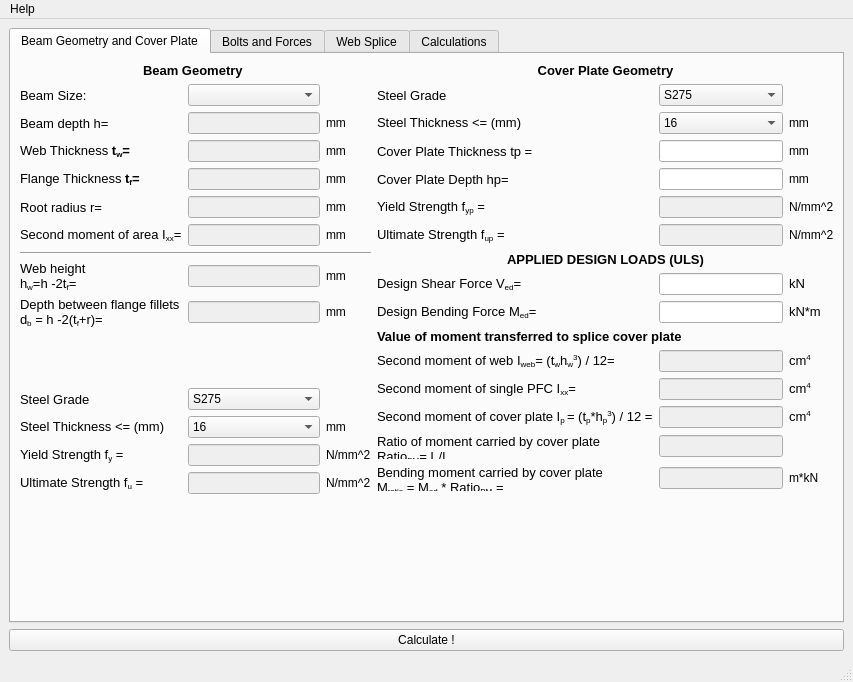
The window that gui.ui (marv2018/Spliced-Cover-Plate-Connection) describes before a commit, drawn with Qt 5.
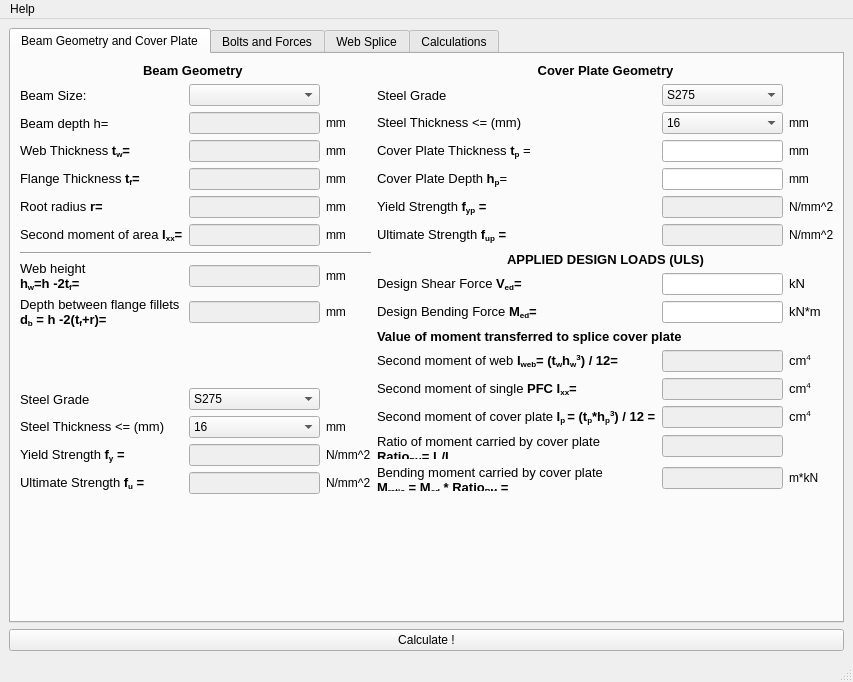
The same window after the commit. The open tabs and pages were chosen to show the change. Icons and pictures are not drawn.

Commit message: TODO: change float to str formatting to 6 s.f.

```diff
--- a/gui.ui
+++ b/gui.ui
@@ -55,7 +55,7 @@
          <item row="14" column="0">
           <widget class="QLabel" name="label_54">
            <property name="text">
-            <string>&lt;html&gt;&lt;head/&gt;&lt;body&gt;&lt;p&gt;&lt;span style=&quot; font-size:10pt;&quot;&gt;Second moment of cover plate I&lt;/span&gt;&lt;span style=&quot; font-size:10pt; vertical-align:sub;&quot;&gt;p &lt;/span&gt;&lt;span style=&quot; font-size:10pt;&quot;&gt;= (t&lt;/span&gt;&lt;span style=&quot; font-size:10pt; vertical-align:sub;&quot;&gt;p&lt;/span&gt;&lt;span style=&quot; font-size:10pt;&quot;&gt;*h&lt;/span&gt;&lt;span style=&quot; font-size:10pt; vertical-align:sub;&quot;&gt;p&lt;/span&gt;&lt;span style=&quot; font-size:10pt; vertical-align:super;&quot;&gt;3&lt;/span&gt;&lt;span style=&quot; font-size:10pt;&quot;&gt;) / 12 =&lt;/span&gt;&lt;/p&gt;&lt;/body&gt;&lt;/html&gt;</string>
+            <string>&lt;html&gt;&lt;head/&gt;&lt;body&gt;&lt;p&gt;&lt;span style=&quot; font-size:10pt;&quot;&gt;Second moment of cover plate &lt;/span&gt;&lt;span style=&quot; font-size:10pt; font-weight:600;&quot;&gt;I&lt;/span&gt;&lt;span style=&quot; font-size:10pt; font-weight:600; vertical-align:sub;&quot;&gt;p &lt;/span&gt;&lt;span style=&quot; font-size:10pt; font-weight:600;&quot;&gt;= (t&lt;/span&gt;&lt;span style=&quot; font-size:10pt; font-weight:600; vertical-align:sub;&quot;&gt;p&lt;/span&gt;&lt;span style=&quot; font-size:10pt; font-weight:600;&quot;&gt;*h&lt;/span&gt;&lt;span style=&quot; font-size:10pt; font-weight:600; vertical-align:sub;&quot;&gt;p&lt;/span&gt;&lt;span style=&quot; font-size:10pt; font-weight:600; vertical-align:super;&quot;&gt;3&lt;/span&gt;&lt;span style=&quot; font-size:10pt; font-weight:600;&quot;&gt;) / 12 =&lt;/span&gt;&lt;/p&gt;&lt;/body&gt;&lt;/html&gt;</string>
            </property>
           </widget>
          </item>
@@ -69,7 +69,7 @@
          <item row="8" column="0">
           <widget class="QLabel" name="label_42">
            <property name="text">
-            <string>&lt;html&gt;&lt;head/&gt;&lt;body&gt;&lt;p&gt;&lt;span style=&quot; font-size:10pt;&quot;&gt;Design Shear Force V&lt;/span&gt;&lt;span style=&quot; font-size:10pt; vertical-align:sub;&quot;&gt;ed&lt;/span&gt;&lt;span style=&quot; font-size:10pt;&quot;&gt;=&lt;/span&gt;&lt;/p&gt;&lt;/body&gt;&lt;/html&gt;</string>
+            <string>&lt;html&gt;&lt;head/&gt;&lt;body&gt;&lt;p&gt;&lt;span style=&quot; font-size:10pt;&quot;&gt;Design Shear Force &lt;/span&gt;&lt;span style=&quot; font-size:10pt; font-weight:600;&quot;&gt;V&lt;/span&gt;&lt;span style=&quot; font-size:10pt; font-weight:600; vertical-align:sub;&quot;&gt;ed&lt;/span&gt;&lt;span style=&quot; font-size:10pt; font-weight:600;&quot;&gt;=&lt;/span&gt;&lt;/p&gt;&lt;/body&gt;&lt;/html&gt;</string>
            </property>
           </widget>
          </item>
@@ -97,7 +97,7 @@
          <item row="9" column="0">
           <widget class="QLabel" name="label_44">
            <property name="text">
-            <string>&lt;html&gt;&lt;head/&gt;&lt;body&gt;&lt;p&gt;&lt;span style=&quot; font-size:10pt;&quot;&gt;Design Bending Force M&lt;/span&gt;&lt;span style=&quot; font-size:10pt; vertical-align:sub;&quot;&gt;ed&lt;/span&gt;&lt;span style=&quot; font-size:10pt;&quot;&gt;=&lt;/span&gt;&lt;/p&gt;&lt;/body&gt;&lt;/html&gt;</string>
+            <string>&lt;html&gt;&lt;head/&gt;&lt;body&gt;&lt;p&gt;&lt;span style=&quot; font-size:10pt;&quot;&gt;Design Bending Force &lt;/span&gt;&lt;span style=&quot; font-size:10pt; font-weight:600;&quot;&gt;M&lt;/span&gt;&lt;span style=&quot; font-size:10pt; font-weight:600; vertical-align:sub;&quot;&gt;ed&lt;/span&gt;&lt;span style=&quot; font-size:10pt; font-weight:600;&quot;&gt;=&lt;/span&gt;&lt;/p&gt;&lt;/body&gt;&lt;/html&gt;</string>
            </property>
           </widget>
          </item>
@@ -139,14 +139,14 @@
          <item row="12" column="0">
           <widget class="QLabel" name="label_49">
            <property name="text">
-            <string>&lt;html&gt;&lt;head/&gt;&lt;body&gt;&lt;p&gt;&lt;span style=&quot; font-size:10pt;&quot;&gt;Second moment of web I&lt;/span&gt;&lt;span style=&quot; font-size:10pt; vertical-align:sub;&quot;&gt;web&lt;/span&gt;&lt;span style=&quot; font-size:10pt;&quot;&gt;= (t&lt;/span&gt;&lt;span style=&quot; font-size:10pt; vertical-align:sub;&quot;&gt;w&lt;/span&gt;&lt;span style=&quot; font-size:10pt;&quot;&gt;h&lt;/span&gt;&lt;span style=&quot; font-size:10pt; vertical-align:sub;&quot;&gt;w&lt;/span&gt;&lt;span style=&quot; font-size:10pt; vertical-align:super;&quot;&gt;3&lt;/span&gt;&lt;span style=&quot; font-size:10pt;&quot;&gt;) / 12=&lt;/span&gt;&lt;/p&gt;&lt;/body&gt;&lt;/html&gt;</string>
+            <string>&lt;html&gt;&lt;head/&gt;&lt;body&gt;&lt;p&gt;&lt;span style=&quot; font-size:10pt;&quot;&gt;Second moment of web&lt;/span&gt;&lt;span style=&quot; font-size:10pt; font-weight:600;&quot;&gt; I&lt;/span&gt;&lt;span style=&quot; font-size:10pt; font-weight:600; vertical-align:sub;&quot;&gt;web&lt;/span&gt;&lt;span style=&quot; font-size:10pt; font-weight:600;&quot;&gt;= (t&lt;/span&gt;&lt;span style=&quot; font-size:10pt; font-weight:600; vertical-align:sub;&quot;&gt;w&lt;/span&gt;&lt;span style=&quot; font-size:10pt; font-weight:600;&quot;&gt;h&lt;/span&gt;&lt;span style=&quot; font-size:10pt; font-weight:600; vertical-align:sub;&quot;&gt;w&lt;/span&gt;&lt;span style=&quot; font-size:10pt; font-weight:600; vertical-align:super;&quot;&gt;3&lt;/span&gt;&lt;span style=&quot; font-size:10pt; font-weight:600;&quot;&gt;) / 12=&lt;/span&gt;&lt;/p&gt;&lt;/body&gt;&lt;/html&gt;</string>
            </property>
           </widget>
          </item>
          <item row="13" column="0">
           <widget class="QLabel" name="label_51">
            <property name="text">
-            <string>&lt;html&gt;&lt;head/&gt;&lt;body&gt;&lt;p&gt;&lt;span style=&quot; font-size:10pt;&quot;&gt;Second moment of single PFC I&lt;/span&gt;&lt;span style=&quot; font-size:10pt; vertical-align:sub;&quot;&gt;xx&lt;/span&gt;&lt;span style=&quot; font-size:10pt;&quot;&gt;=&lt;/span&gt;&lt;/p&gt;&lt;/body&gt;&lt;/html&gt;</string>
+            <string>&lt;html&gt;&lt;head/&gt;&lt;body&gt;&lt;p&gt;&lt;span style=&quot; font-size:10pt;&quot;&gt;Second moment of single &lt;/span&gt;&lt;span style=&quot; font-size:10pt; font-weight:600;&quot;&gt;PFC I&lt;/span&gt;&lt;span style=&quot; font-size:10pt; font-weight:600; vertical-align:sub;&quot;&gt;xx&lt;/span&gt;&lt;span style=&quot; font-size:10pt; font-weight:600;&quot;&gt;=&lt;/span&gt;&lt;/p&gt;&lt;/body&gt;&lt;/html&gt;</string>
            </property>
           </widget>
          </item>
@@ -160,7 +160,7 @@
          <item row="16" column="0">
           <widget class="QLabel" name="label_50">
            <property name="text">
-            <string>&lt;html&gt;&lt;head/&gt;&lt;body&gt;&lt;p&gt;&lt;span style=&quot; font-size:10pt;&quot;&gt;Bending moment carried by cover plate&lt;br/&gt;M&lt;/span&gt;&lt;span style=&quot; font-size:10pt; vertical-align:sub;&quot;&gt;ratio&lt;/span&gt;&lt;span style=&quot; font-size:10pt;&quot;&gt; = M&lt;/span&gt;&lt;span style=&quot; font-size:10pt; vertical-align:sub;&quot;&gt;ed&lt;/span&gt;&lt;span style=&quot; font-size:10pt;&quot;&gt; * Ratio&lt;/span&gt;&lt;span style=&quot; font-size:10pt; vertical-align:sub;&quot;&gt;BM&lt;/span&gt;&lt;span style=&quot; font-size:10pt;&quot;&gt; = &lt;/span&gt;&lt;/p&gt;&lt;/body&gt;&lt;/html&gt;</string>
+            <string>&lt;html&gt;&lt;head/&gt;&lt;body&gt;&lt;p&gt;&lt;span style=&quot; font-size:10pt;&quot;&gt;Bending moment carried by cover plate&lt;br/&gt;&lt;/span&gt;&lt;span style=&quot; font-size:10pt; font-weight:600;&quot;&gt;M&lt;/span&gt;&lt;span style=&quot; font-size:10pt; font-weight:600; vertical-align:sub;&quot;&gt;ratio&lt;/span&gt;&lt;span style=&quot; font-size:10pt; font-weight:600;&quot;&gt; = M&lt;/span&gt;&lt;span style=&quot; font-size:10pt; font-weight:600; vertical-align:sub;&quot;&gt;ed&lt;/span&gt;&lt;span style=&quot; font-size:10pt; font-weight:600;&quot;&gt; * Ratio&lt;/span&gt;&lt;span style=&quot; font-size:10pt; font-weight:600; vertical-align:sub;&quot;&gt;BM&lt;/span&gt;&lt;span style=&quot; font-size:10pt; font-weight:600;&quot;&gt; = &lt;/span&gt;&lt;/p&gt;&lt;/body&gt;&lt;/html&gt;</string>
            </property>
           </widget>
          </item>
@@ -174,7 +174,7 @@
          <item row="15" column="0">
           <widget class="QLabel" name="label_56">
            <property name="text">
-            <string>&lt;html&gt;&lt;head/&gt;&lt;body&gt;&lt;p&gt;&lt;span style=&quot; font-size:10pt;&quot;&gt;Ratio of moment carried by cover plate&lt;br/&gt;Ratio&lt;/span&gt;&lt;span style=&quot; font-size:10pt; vertical-align:sub;&quot;&gt;BM&lt;/span&gt;&lt;span style=&quot; font-size:10pt;&quot;&gt;= I&lt;/span&gt;&lt;span style=&quot; font-size:10pt; vertical-align:sub;&quot;&gt;p&lt;/span&gt;&lt;span style=&quot; font-size:10pt;&quot;&gt;/I&lt;/span&gt;&lt;span style=&quot; font-size:10pt; vertical-align:sub;&quot;&gt;xx &lt;/span&gt;&lt;/p&gt;&lt;/body&gt;&lt;/html&gt;</string>
+            <string>&lt;html&gt;&lt;head/&gt;&lt;body&gt;&lt;p&gt;&lt;span style=&quot; font-size:10pt;&quot;&gt;Ratio of moment carried by cover plate&lt;br/&gt;&lt;/span&gt;&lt;span style=&quot; font-size:10pt; font-weight:600;&quot;&gt;Ratio&lt;/span&gt;&lt;span style=&quot; font-size:10pt; font-weight:600; vertical-align:sub;&quot;&gt;BM&lt;/span&gt;&lt;span style=&quot; font-size:10pt; font-weight:600;&quot;&gt;= I&lt;/span&gt;&lt;span style=&quot; font-size:10pt; font-weight:600; vertical-align:sub;&quot;&gt;p&lt;/span&gt;&lt;span style=&quot; font-size:10pt; font-weight:600;&quot;&gt;/I&lt;/span&gt;&lt;span style=&quot; font-size:10pt; font-weight:600; vertical-align:sub;&quot;&gt;xx &lt;/span&gt;&lt;/p&gt;&lt;/body&gt;&lt;/html&gt;</string>
            </property>
           </widget>
          </item>
@@ -244,7 +244,7 @@
          <item row="5" column="0">
           <widget class="QLabel" name="label_26">
            <property name="text">
-            <string>&lt;html&gt;&lt;head/&gt;&lt;body&gt;&lt;p&gt;&lt;span style=&quot; font-size:10pt;&quot;&gt;Yield Strength f&lt;/span&gt;&lt;span style=&quot; font-size:10pt; vertical-align:sub;&quot;&gt;yp&lt;/span&gt;&lt;span style=&quot; font-size:10pt;&quot;&gt; =&lt;/span&gt;&lt;/p&gt;&lt;/body&gt;&lt;/html&gt;</string>
+            <string>&lt;html&gt;&lt;head/&gt;&lt;body&gt;&lt;p&gt;&lt;span style=&quot; font-size:10pt;&quot;&gt;Yield Strength&lt;/span&gt;&lt;span style=&quot; font-size:10pt; font-weight:600;&quot;&gt; f&lt;/span&gt;&lt;span style=&quot; font-size:10pt; font-weight:600; vertical-align:sub;&quot;&gt;yp&lt;/span&gt;&lt;span style=&quot; font-size:10pt; font-weight:600;&quot;&gt; =&lt;/span&gt;&lt;/p&gt;&lt;/body&gt;&lt;/html&gt;</string>
            </property>
           </widget>
          </item>
@@ -256,7 +256,7 @@
             </font>
            </property>
            <property name="text">
-            <string>Cover Plate Depth hp=</string>
+            <string>&lt;html&gt;&lt;head/&gt;&lt;body&gt;&lt;p&gt;Cover Plate Depth &lt;span style=&quot; font-weight:600;&quot;&gt;h&lt;/span&gt;&lt;span style=&quot; font-weight:600; vertical-align:sub;&quot;&gt;p&lt;/span&gt;=&lt;/p&gt;&lt;/body&gt;&lt;/html&gt;</string>
            </property>
           </widget>
          </item>
@@ -280,7 +280,7 @@
             </font>
            </property>
            <property name="text">
-            <string>Cover Plate Thickness tp =</string>
+            <string>&lt;html&gt;&lt;head/&gt;&lt;body&gt;&lt;p&gt;Cover Plate Thickness &lt;span style=&quot; font-weight:600;&quot;&gt;t&lt;/span&gt;&lt;span style=&quot; font-weight:600; vertical-align:sub;&quot;&gt;p&lt;/span&gt; =&lt;/p&gt;&lt;/body&gt;&lt;/html&gt;</string>
            </property>
           </widget>
          </item>
@@ -346,7 +346,7 @@
          <item row="6" column="0">
           <widget class="QLabel" name="label_25">
            <property name="text">
-            <string>&lt;html&gt;&lt;head/&gt;&lt;body&gt;&lt;p&gt;&lt;span style=&quot; font-size:10pt;&quot;&gt;Ultimate Strength f&lt;/span&gt;&lt;span style=&quot; font-size:10pt; vertical-align:sub;&quot;&gt;up&lt;/span&gt;&lt;span style=&quot; font-size:10pt;&quot;&gt; =&lt;/span&gt;&lt;/p&gt;&lt;/body&gt;&lt;/html&gt;</string>
+            <string>&lt;html&gt;&lt;head/&gt;&lt;body&gt;&lt;p&gt;&lt;span style=&quot; font-size:10pt;&quot;&gt;Ultimate Strength&lt;/span&gt;&lt;span style=&quot; font-size:10pt; font-weight:600;&quot;&gt; f&lt;/span&gt;&lt;span style=&quot; font-size:10pt; font-weight:600; vertical-align:sub;&quot;&gt;up&lt;/span&gt;&lt;span style=&quot; font-size:10pt; font-weight:600;&quot;&gt; =&lt;/span&gt;&lt;/p&gt;&lt;/body&gt;&lt;/html&gt;</string>
            </property>
           </widget>
          </item>
@@ -393,7 +393,7 @@
          <item row="10" column="0">
           <widget class="QLabel" name="label_2">
            <property name="text">
-            <string>&lt;html&gt;&lt;head/&gt;&lt;body&gt;&lt;p&gt;&lt;span style=&quot; font-size:10pt;&quot;&gt;Depth between flange fillets&lt;br/&gt;d&lt;/span&gt;&lt;span style=&quot; font-size:10pt; vertical-align:sub;&quot;&gt;b&lt;/span&gt;&lt;span style=&quot; font-size:10pt;&quot;&gt; = h -2(t&lt;/span&gt;&lt;span style=&quot; font-size:10pt; vertical-align:sub;&quot;&gt;f&lt;/span&gt;&lt;span style=&quot; font-size:10pt;&quot;&gt;+r)=&lt;/span&gt;&lt;/p&gt;&lt;/body&gt;&lt;/html&gt;</string>
+            <string>&lt;html&gt;&lt;head/&gt;&lt;body&gt;&lt;p&gt;&lt;span style=&quot; font-size:10pt;&quot;&gt;Depth between flange fillets&lt;br/&gt;&lt;/span&gt;&lt;span style=&quot; font-size:10pt; font-weight:600;&quot;&gt;d&lt;/span&gt;&lt;span style=&quot; font-size:10pt; font-weight:600; vertical-align:sub;&quot;&gt;b&lt;/span&gt;&lt;span style=&quot; font-size:10pt; font-weight:600;&quot;&gt; = h -2(t&lt;/span&gt;&lt;span style=&quot; font-size:10pt; font-weight:600; vertical-align:sub;&quot;&gt;f&lt;/span&gt;&lt;span style=&quot; font-size:10pt; font-weight:600;&quot;&gt;+r)=&lt;/span&gt;&lt;/p&gt;&lt;/body&gt;&lt;/html&gt;</string>
            </property>
           </widget>
          </item>
@@ -414,7 +414,7 @@
          <item row="9" column="0">
           <widget class="QLabel" name="label">
            <property name="text">
-            <string>&lt;html&gt;&lt;head/&gt;&lt;body&gt;&lt;p&gt;&lt;span style=&quot; font-size:10pt;&quot;&gt;Web height &lt;br/&gt;h&lt;/span&gt;&lt;span style=&quot; font-size:10pt; vertical-align:sub;&quot;&gt;w&lt;/span&gt;&lt;span style=&quot; font-size:10pt;&quot;&gt;=h -2t&lt;/span&gt;&lt;span style=&quot; font-size:10pt; vertical-align:sub;&quot;&gt;f&lt;/span&gt;&lt;span style=&quot; font-size:10pt;&quot;&gt;=&lt;/span&gt;&lt;/p&gt;&lt;/body&gt;&lt;/html&gt;</string>
+            <string>&lt;html&gt;&lt;head/&gt;&lt;body&gt;&lt;p&gt;&lt;span style=&quot; font-size:10pt;&quot;&gt;Web height &lt;br/&gt;&lt;/span&gt;&lt;span style=&quot; font-size:10pt; font-weight:600;&quot;&gt;h&lt;/span&gt;&lt;span style=&quot; font-size:10pt; font-weight:600; vertical-align:sub;&quot;&gt;w&lt;/span&gt;&lt;span style=&quot; font-size:10pt; font-weight:600;&quot;&gt;=h -2t&lt;/span&gt;&lt;span style=&quot; font-size:10pt; font-weight:600; vertical-align:sub;&quot;&gt;f&lt;/span&gt;&lt;span style=&quot; font-size:10pt; font-weight:600;&quot;&gt;=&lt;/span&gt;&lt;/p&gt;&lt;/body&gt;&lt;/html&gt;</string>
            </property>
           </widget>
          </item>
@@ -462,7 +462,7 @@
          <item row="17" column="0">
           <widget class="QLabel" name="label_8">
            <property name="text">
-            <string>&lt;html&gt;&lt;head/&gt;&lt;body&gt;&lt;p&gt;&lt;span style=&quot; font-size:10pt;&quot;&gt;Ultimate Strength f&lt;/span&gt;&lt;span style=&quot; font-size:10pt; vertical-align:sub;&quot;&gt;u&lt;/span&gt;&lt;span style=&quot; font-size:10pt;&quot;&gt; =&lt;/span&gt;&lt;/p&gt;&lt;/body&gt;&lt;/html&gt;</string>
+            <string>&lt;html&gt;&lt;head/&gt;&lt;body&gt;&lt;p&gt;&lt;span style=&quot; font-size:10pt;&quot;&gt;Ultimate Strength&lt;/span&gt;&lt;span style=&quot; font-size:10pt; font-weight:600;&quot;&gt; f&lt;/span&gt;&lt;span style=&quot; font-size:10pt; font-weight:600; vertical-align:sub;&quot;&gt;u&lt;/span&gt;&lt;span style=&quot; font-size:10pt; font-weight:600;&quot;&gt; =&lt;/span&gt;&lt;/p&gt;&lt;/body&gt;&lt;/html&gt;</string>
            </property>
           </widget>
          </item>
@@ -481,7 +481,7 @@
          <item row="16" column="0">
           <widget class="QLabel" name="label_7">
            <property name="text">
-            <string>&lt;html&gt;&lt;head/&gt;&lt;body&gt;&lt;p&gt;&lt;span style=&quot; font-size:10pt;&quot;&gt;Yield Strength f&lt;/span&gt;&lt;span style=&quot; font-size:10pt; vertical-align:sub;&quot;&gt;y&lt;/span&gt;&lt;span style=&quot; font-size:10pt;&quot;&gt; =&lt;/span&gt;&lt;/p&gt;&lt;/body&gt;&lt;/html&gt;</string>
+            <string>&lt;html&gt;&lt;head/&gt;&lt;body&gt;&lt;p&gt;&lt;span style=&quot; font-size:10pt;&quot;&gt;Yield Strength&lt;/span&gt;&lt;span style=&quot; font-size:10pt; font-weight:600;&quot;&gt; f&lt;/span&gt;&lt;span style=&quot; font-size:10pt; font-weight:600; vertical-align:sub;&quot;&gt;y&lt;/span&gt;&lt;span style=&quot; font-size:10pt; font-weight:600;&quot;&gt; =&lt;/span&gt;&lt;/p&gt;&lt;/body&gt;&lt;/html&gt;</string>
            </property>
           </widget>
          </item>
@@ -592,7 +592,7 @@
             </font>
            </property>
            <property name="text">
-            <string>&lt;html&gt;&lt;head/&gt;&lt;body&gt;&lt;p&gt;Second moment of area I&lt;span style=&quot; vertical-align:sub;&quot;&gt;xx&lt;/span&gt;=&lt;/p&gt;&lt;/body&gt;&lt;/html&gt;</string>
+            <string>&lt;html&gt;&lt;head/&gt;&lt;body&gt;&lt;p&gt;Second moment of area&lt;span style=&quot; font-weight:600;&quot;&gt; I&lt;/span&gt;&lt;span style=&quot; font-weight:600; vertical-align:sub;&quot;&gt;xx&lt;/span&gt;&lt;span style=&quot; font-weight:600;&quot;&gt;=&lt;/span&gt;&lt;/p&gt;&lt;/body&gt;&lt;/html&gt;</string>
            </property>
           </widget>
          </item>
@@ -658,7 +658,7 @@
             </font>
            </property>
            <property name="text">
-            <string>Root radius r=</string>
+            <string>&lt;html&gt;&lt;head/&gt;&lt;body&gt;&lt;p&gt;Root radius&lt;span style=&quot; font-weight:600;&quot;&gt; r=&lt;/span&gt;&lt;/p&gt;&lt;/body&gt;&lt;/html&gt;</string>
            </property>
           </widget>
          </item>
```
Left out of the diff: 64 changed lines with no effect on the pictures. The commit also changes 2 other files.
